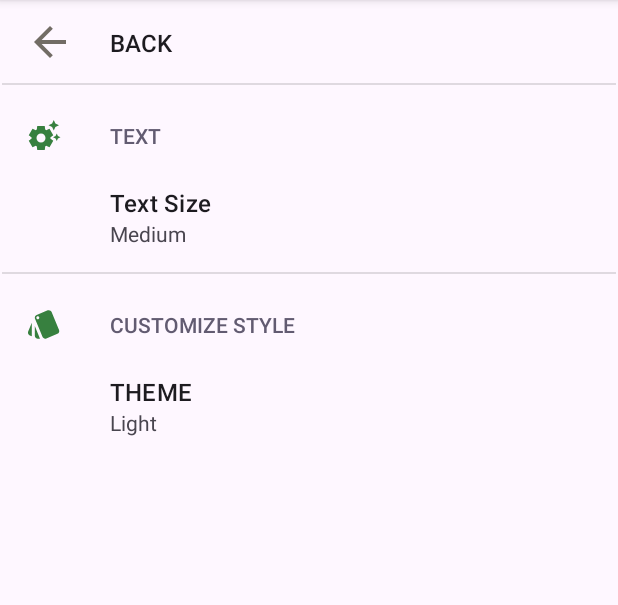
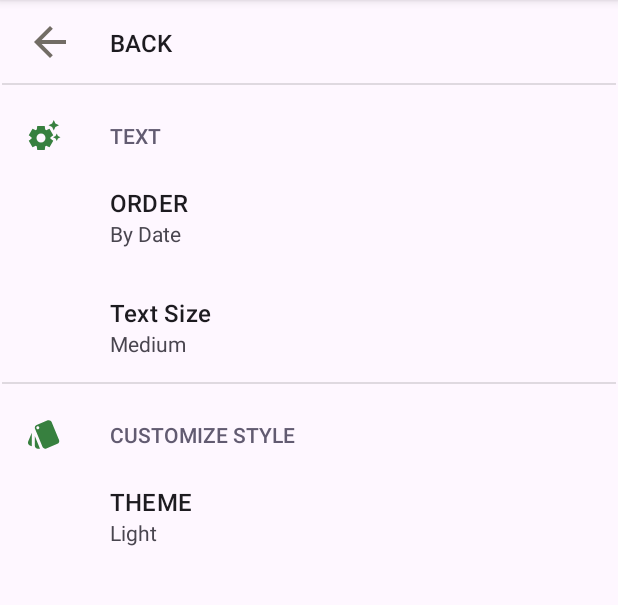
Before and after one commit to ata-mvssghi/Notes-App, an Android app: the SettingsFragment screen opened through its navigation route, on a phone screen of 412 x 824 dp, the part 96-701 px from its top. Run offline under Robolectric (Android 15) with nearby library versions, the phone set to English and light mode, and no system bars; our stand-ins replace Room's generated code, androidx.preference; libraries missing offline, so code that uses them is left out: androidx.databinding.adapters.

Commit message:
ordering notes feature and delete all menu item added

```diff
--- a/app/src/main/java/com/example/noteapp/SettingsFragment.kt
+++ b/app/src/main/java/com/example/noteapp/SettingsFragment.kt
@@ -11,6 +11,7 @@ import com.example.noteapp.SettingsFragment.ThemeChangingInstance.themeChangeLis
 class SettingsFragment : PreferenceFragmentCompat() {
     var previousTheme:String?="init"
     var previousFont:String?="init"
+    var previousOrder:String?="init"
     companion object {
         var fontScaleChangedListener: FontScaleChangedListener? = null
     }
@@ -23,6 +24,7 @@ class SettingsFragment : PreferenceFragmentCompat() {
         val sp = PreferenceManager.getDefaultSharedPreferences(requireContext())
         previousTheme=sp.getString("color_theme","Light")
         previousFont=sp.getString("text_size","Medium")
+        previousOrder = sp.getString("order","By Date")
         val backButtonPreference: Preference? = findPreference("backButton")
 
         backButtonPreference?.setOnPreferenceClickListener {
@@ -36,6 +38,7 @@ class SettingsFragment : PreferenceFragmentCompat() {
         val sp =PreferenceManager.getDefaultSharedPreferences(requireContext())
         val selectedTextSizePreference = sp.getString("text_size", "Medium")
         val selectedTheme:String?=sp.getString("color_theme","Light")
+        val order = sp.getString("order","By Date")
 
         if (selectedTextSizePreference != null&&selectedTextSizePreference!=previousFont) {
             onTextSizePreferenceChanged(selectedTextSizePreference)
@@ -43,6 +46,9 @@ class SettingsFragment : PreferenceFragmentCompat() {
         if(selectedTheme!=null&&selectedTheme!=previousTheme){
             themeChangeListener?.onThemeChanged(selectedTheme)
             Log.i("remote","theme is cahnged and changed theme is =$selectedTheme")
+        }
+        if(order!=null && order!=previousOrder){
+
         }
     }
     fun onTextSizePreferenceChanged(selectedTextSizePreference: String) {
--- a/app/src/main/java/com/example/noteapp/fragments/HomeFragment.kt
+++ b/app/src/main/java/com/example/noteapp/fragments/HomeFragment.kt
@@ -1,6 +1,8 @@
 package com.example.noteapp.fragments
 
 import android.annotation.SuppressLint
+import android.app.AlertDialog
+import android.content.SharedPreferences
 import android.os.Bundle
 import android.text.InputType
 import android.util.Log
@@ -8,12 +10,14 @@ import androidx.fragment.app.Fragment
 import android.view.LayoutInflater
 import android.view.Menu
 import android.view.MenuInflater
+import android.view.MenuItem
 import android.view.View
 import android.view.ViewGroup
 import androidx.appcompat.widget.SearchView
 import androidx.lifecycle.lifecycleScope
 import androidx.lifecycle.withCreated
 import androidx.navigation.findNavController
+import androidx.preference.PreferenceManager
 import androidx.recyclerview.widget.StaggeredGridLayoutManager
 import com.example.noteapp.MainActivity
 import com.example.noteapp.R
@@ -32,12 +36,14 @@ class HomeFragment : Fragment() ,SearchView.OnQueryTextListener,UpdateNoteInterf
     val binding get()=_binding!!
     lateinit var notesViewModel: NoteViewModel
     lateinit var noteAdapter: RecyclerViewAdapter
+    lateinit var sp :SharedPreferences
     override fun onCreateView(
         inflater: LayoutInflater, container: ViewGroup?,
         savedInstanceState: Bundle?
     ): View? {
         // Inflate the layout for this fragment
         _binding= FragmentHomeBinding.inflate(inflater,container,false)
+         sp = PreferenceManager.getDefaultSharedPreferences(requireContext())
         RecyclerViewAdapter.NoteUpdater.updateListner = this
         return binding.root
     }
@@ -64,11 +70,24 @@ class HomeFragment : Fragment() ,SearchView.OnQueryTextListener,UpdateNoteInterf
         )
         binding.recyclerView.setHasFixedSize(true)
         binding.recyclerView.adapter=noteAdapter
+        val orderInPreference  = sp.getString("order","By Date")
+        Log.i("note","setup Recyceler and the order is : $orderInPreference")
         activity?.let {
             notesViewModel.getALlNotes().observe(viewLifecycleOwner
             ) { notes ->
-                noteAdapter.differ.submitList(notes)
-                updateUi(notes)
+                var newList : List<Note> = notes
+                if(orderInPreference.equals("By Date")){
+                    newList = notes
+                }
+                else if(orderInPreference.equals("Ascending Importance")){
+                     newList = notes.sortedBy { it.priority?.value }
+                }
+                else{
+                    newList = notes.sortedByDescending { it.priority?.value }
+                }
+                    noteAdapter.differ.submitList(newList)
+                    updateUi(newList)
+
             }
         }
     }
@@ -93,10 +112,21 @@ class HomeFragment : Fragment() ,SearchView.OnQueryTextListener,UpdateNoteInterf
         mMenuSearch.isSubmitButtonEnabled = false
         mMenuSearch.setOnCloseListener {
             Log.i("note","close")
-            //this false make the search view disables and gone
+            //this false makes the search view disable and gone
             false
         }
         mMenuSearch.setOnQueryTextListener(this)
+    }
+
+    override fun onOptionsItemSelected(item: MenuItem): Boolean {
+        when (item.itemId) {
+            R.id.action_delete_all -> {
+                // Handle delete all item click
+                showDeleteConfirmationDialog()
+                return true
+            }
+            else -> return true
+        }
     }
 
     override fun onQueryTextSubmit(query: String?): Boolean {
@@ -112,6 +142,18 @@ class HomeFragment : Fragment() ,SearchView.OnQueryTextListener,UpdateNoteInterf
         }
         return true
     }
+    private fun showDeleteConfirmationDialog() {
+        val builder = AlertDialog.Builder(requireContext())
+        builder.setTitle("Delete All")
+            .setMessage("Are you sure you want to delete all notes?")
+            .setPositiveButton("Delete") { _, _ ->
+                onDeleteAllClicked()
+            }
+            .setNegativeButton("Cancel") { _, _ ->
+                Log.i("note","Got refused huh?")
+            }
+            .show()
+    }
     @SuppressLint("SuspiciousIndentation")
     private fun searchNote(query: String?){
         Log.i("note","the query=$query")
@@ -126,6 +168,11 @@ class HomeFragment : Fragment() ,SearchView.OnQueryTextListener,UpdateNoteInterf
         super.onDestroy()
         _binding=null
     }
+    private fun onDeleteAllClicked(){
+        CoroutineScope(Dispatchers.IO).launch {
+            notesViewModel.deleteAllNotes()
+        }
+    }
 
     override fun checkOrUncheck(note: Note) {
         CoroutineScope(Dispatchers.IO).launch {
--- a/app/src/main/java/com/example/noteapp/fragments/NewNoteFragment.kt
+++ b/app/src/main/java/com/example/noteapp/fragments/NewNoteFragment.kt
@@ -90,7 +90,7 @@ class NewNoteFragment : Fragment(R.layout.fragment_new_note) {
             Toast.makeText(mView.context,
                 "Note Saved Successfully",
                 Toast.LENGTH_LONG).show()
-            view.findNavController().navigate(R.id.action_newNoteFragment_to_homeFragment)
+            view.findNavController().popBackStack()
         }
         else{
             Toast.makeText(
--- a/app/src/main/java/com/example/noteapp/repository/NoteRepository.kt
+++ b/app/src/main/java/com/example/noteapp/repository/NoteRepository.kt
@@ -11,6 +11,8 @@ class NoteRepository ( val dao: NoteDAO){
 
     suspend fun deleteNote(note: Note)=
         dao.deleteNote(note)
+    fun deleteAllNotes() =
+        dao.deleteAllNote()
 
     suspend fun updateNote(note: Note)=
         dao.updateNote(note)
--- a/app/src/main/java/com/example/noteapp/room/NoteDAO.kt
+++ b/app/src/main/java/com/example/noteapp/room/NoteDAO.kt
@@ -13,7 +13,9 @@ interface NoteDAO {
     @Insert(onConflict = OnConflictStrategy.REPLACE)
      fun insertNote(note: Note):Long
 
-    @Update
+     @Query("DELETE FROM NOTES")
+     fun deleteAllNote()
+    @Update(onConflict = OnConflictStrategy.REPLACE)
      fun updateNote(note: Note)
 
     @Delete
--- a/app/src/main/java/com/example/noteapp/viewModel/NoteViewModel.kt
+++ b/app/src/main/java/com/example/noteapp/viewModel/NoteViewModel.kt
@@ -37,7 +37,7 @@ class NoteViewModel(
     }
 
     fun getALlNotes()=noteRepository.selectALlNotes()
-
+    fun deleteAllNotes() = noteRepository.deleteAllNotes()
     fun searchNote(query:String?)=
         noteRepository.searchNote(query)
 
--- /dev/null
+++ b/app/src/main/res/drawable/delete.xml
@@ -0,0 +1,5 @@
+<vector android:height="24dp" android:tint="#5A5857"
+    android:viewportHeight="24" android:viewportWidth="24"
+    android:width="24dp" xmlns:android="http://schemas.android.com/apk/res/android">
+    <path android:fillColor="@android:color/white" android:pathData="M6,19c0,1.1 0.9,2 2,2h8c1.1,0 2,-0.9 2,-2V7H6v12zM19,4h-3.5l-1,-1h-5l-1,1H5v2h14V4z"/>
+</vector>
--- a/app/src/main/res/menu/home_menu.xml
+++ b/app/src/main/res/menu/home_menu.xml
@@ -8,5 +8,9 @@
         android:id="@+id/search"
         app:actionViewClass="androidx.appcompat.widget.SearchView">
     </item>
+    <item
+        android:id="@+id/action_delete_all"
+        android:title="Delete All"
+        app:showAsAction="never"/>
 
 </menu>
--- a/app/src/main/res/values/arrays.xml
+++ b/app/src/main/res/values/arrays.xml
@@ -6,6 +6,11 @@
         <item>Medium</item>
         <item>Large</item>
         <item>Very large</item>
+    </string-array>
+    <string-array name="order">
+        <item>Ascending Importance</item>
+        <item>By Date</item>
+        <item>Descending Importance</item>
     </string-array>
     <string-array name="theme_list">
         <item>Light</item>
--- a/app/src/main/res/values/themes.xml
+++ b/app/src/main/res/values/themes.xml
@@ -14,7 +14,6 @@
         <item name="android:textColor">#F2136873</item>
 
     </style>
-
     <style name="Base" parent="Base.Theme.Project" />
     <style name="Colorful" parent="Theme.MaterialComponents.DayNight">
         <item name="colorPrimary">#DBC89D</item>
--- a/app/src/main/res/xml/root_preferences.xml
+++ b/app/src/main/res/xml/root_preferences.xml
@@ -8,6 +8,13 @@
         />
     <PreferenceCategory android:title="TEXT"
         app:icon="@drawable/baseline_settings_suggest_24">
+        <ListPreference
+            android:title="ORDER"
+            app:entries="@array/order"
+            android:entryValues="@array/order"
+            android:key="order"
+            app:useSimpleSummaryProvider="true"
+            app:defaultValue="By Date"/>
         <ListPreference
             app:entries="@array/text_size"
             app:entryValues="@array/text_size"
```
Also changed, not shown: app/src/main/java/com/example/noteapp/fragments/UpdateNoteFragment.kt (+7 -7 lines), app/src/main/java/com/example/noteapp/room/Note.kt (+4 -4 lines).
